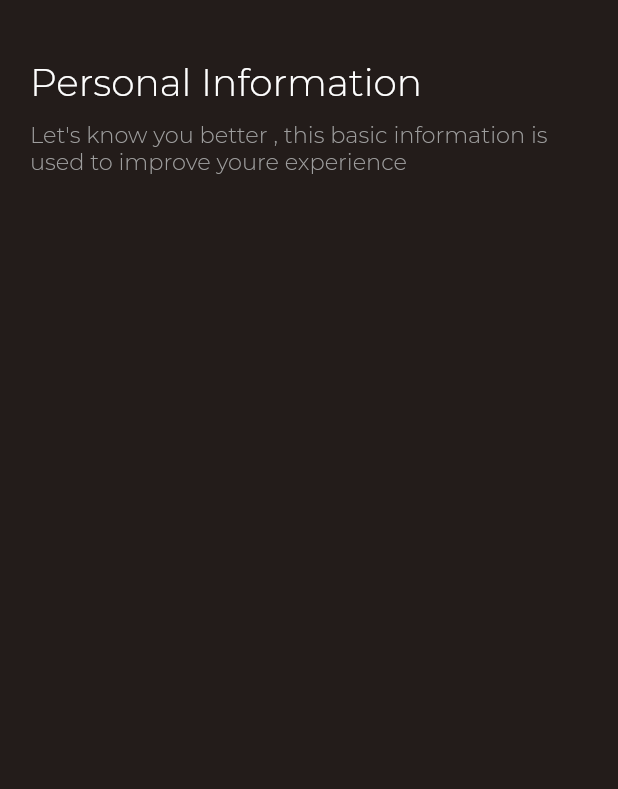
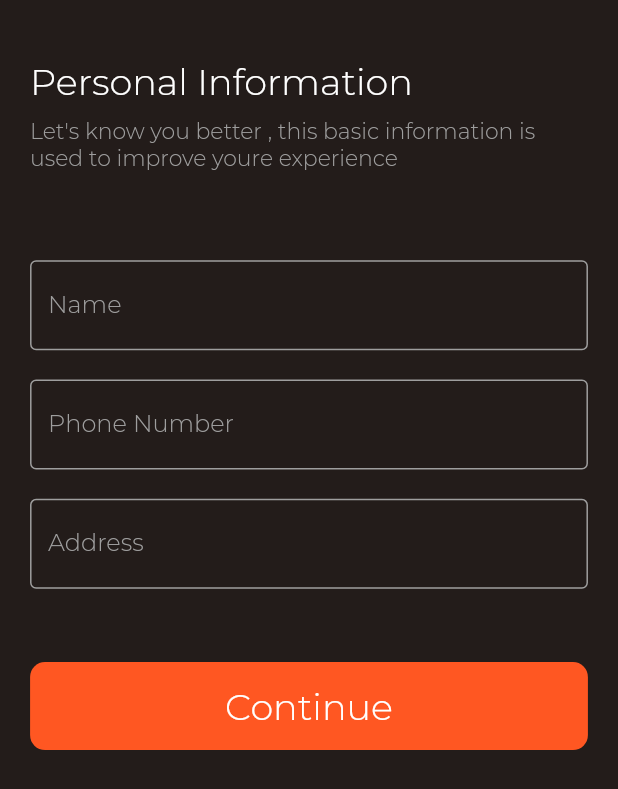
Before and after one commit to Abdulrahim-Ali-Mohammed-Alshoga/Movie-App, a Flutter app: the PersonalInformationScreen screen opened directly, on a phone screen of 412 x 824 dp. Shown: the top 789 px of the screen. Run offline on Flutter 3.47's test engine with Material 2 defaults, Android fonts, the phone set to English and light mode, and no system bars; our stand-ins replace flutter_screenutil.

Commit message:
add page Personal Information Widegt

```diff
--- a/lib/presentation/screens/personal_information_screen.dart
+++ b/lib/presentation/screens/personal_information_screen.dart
@@ -1,6 +1,8 @@
 import 'package:flutter/material.dart';
+import 'package:flutter_screenutil/flutter_screenutil.dart';
 import 'package:movies/constants/font.dart';
 import 'package:movies/constants/mycolor.dart';
+import 'package:movies/presentation/widgets/text_form_field_widget.dart';
 
 class PersonalInformationScreen extends StatefulWidget {
   const PersonalInformationScreen({Key? key}) : super(key: key);
@@ -11,13 +13,40 @@ class PersonalInformationScreen extends StatefulWidget {
 }
 
 class _PersonalInformationScreenState extends State<PersonalInformationScreen> {
+  TextEditingController controllerName = TextEditingController();
+  TextEditingController controllerAddress = TextEditingController();
+  TextEditingController controllerPhoneNumber = TextEditingController();
+  final GlobalKey<FormState> globalKey = GlobalKey<FormState>();
+  AutovalidateMode autoValidateMode = AutovalidateMode.disabled;
+
+  Future<void> personalInfoFill() async {
+    if (globalKey.currentState!.validate()) {
+      globalKey.currentState!.save();
+
+      // Navigator.pushNamed(context, signUpScreen, arguments: {
+      //   'name': name.text,
+      //   'phoneNumber': phoneNumber.text,
+      //   'address': address.text,
+      //   'image': image
+      // });
+    }
+    else {
+      setState(() {
+        autoValidateMode = AutovalidateMode.always;
+      });
+    }
+  }
+
   @override
   Widget build(BuildContext context) {
     return Scaffold(
       resizeToAvoidBottomInset: true,
-      body: SingleChildScrollView(
+      body: Form(
+        autovalidateMode: autoValidateMode,
+        key: globalKey,
+        child: SingleChildScrollView(
           child: Padding(
-          padding:  const EdgeInsets.only( left: 20,top: 40,right: 20),
+            padding: EdgeInsets.only(left: 20.w, top: 40.h, right: 20.w),
             child: Column(
               mainAxisAlignment: MainAxisAlignment.center,
               crossAxisAlignment: CrossAxisAlignment.start,
@@ -25,19 +54,80 @@ class _PersonalInformationScreenState extends State<PersonalInformationScreen> {
                 Text(
                   "Personal Information",
                   style: TextStyle(
-                    fontSize: 25,
+                      fontSize: 25.sp,
                       fontFamily: MyFont.mainFont,
-                    color: Theme.of(context).textTheme.headline2?.color),
+                      color:MyColors.white),
                 ),
-              SizedBox(height: 10),
+                SizedBox(height: 10.h),
                 Text(
                   "Let's know you better , this basic information is used to improve youre experience",
                   style: TextStyle(
-                    fontSize: 15,
+                      fontSize: 15.sp,
                       fontFamily: MyFont.mainFont,
-                    color:Colors.grey),
+                      color: Colors.grey),
                 ),
+                SizedBox(height: 60.h),
+                TextFormFieldWidget(controller: controllerName,
+                    hintText: "Name",
+                    validator: (value) {
+                      if (value!.isEmpty) {
+                        return 'This is not  a valid name';
+                      }
+                      return null;
+                    },
+                    textInputAction: TextInputAction.next,
+                    textInputType: TextInputType.name),
+                SizedBox(height: 20.h),
+                TextFormFieldWidget(controller: controllerPhoneNumber,
+                    hintText: "Phone Number",
+                    validator: (value) {
+                      if (value!.isEmpty) {
+                        return 'This is not  a valid phone number';
+                      }
+                      else if(value.length!=9){
+                        return 'phone number consist of 9 digits';
+                      }
+                      return null;
+                    },
+                    textInputAction: TextInputAction.next,
+                    textInputType: TextInputType.phone),
+                SizedBox(height: 20.h),
+                TextFormFieldWidget(controller: controllerAddress,
+                    hintText: "Address",
+                    validator: (value) {
+                      if (value!.isEmpty) {
+                        return 'Address cannot be empty';
+                      }
+                      return null;
+                    },
+                    textInputAction: TextInputAction.done,
+                    textInputType: TextInputType.name),
+                SizedBox(
+                  height: 50.h,
+                ),
+                SizedBox(
+                  height: 60.h,
+                  child: ClipRRect(
+                    borderRadius: BorderRadius.circular(10),
+                    child: ElevatedButton(
+                        style: ElevatedButton.styleFrom(
+                            backgroundColor: Colors.deepOrange),
+                        onPressed: () {
+                          personalInfoFill();
+                        },
+                        child: Center(
+                          child: Text(
+                            "Continue",
+                            style: TextStyle(
+                                fontSize: 25.sp,
+                                fontFamily: MyFont.mainFont,
+                                color:MyColors.white),
+                          ),
+                        )),
+                  ),
+                )
               ],
+            ),
           ),
         ),
       ),
--- /dev/null
+++ b/lib/presentation/widgets/text_form_field_widget.dart
@@ -0,0 +1,50 @@
+import 'package:flutter/material.dart';
+
+import '../../constants/font.dart';
+import '../../constants/mycolor.dart';
+
+class TextFormFieldWidget extends StatelessWidget {
+
+
+  const TextFormFieldWidget(
+      {Key? key, required this.controller,  required this.hintText,
+        required this.textInputAction,required this.validator, required this.textInputType})
+      : super(key: key);
+  final TextEditingController controller;
+  final TextInputType textInputType;
+  final String hintText;
+  // final Function save;
+   final FormFieldValidator<String> validator;
+  final TextInputAction textInputAction;
+
+  @override
+  Widget build(BuildContext context) {
+    return TextFormField(
+      keyboardType: textInputType,
+
+      cursorColor: Colors.white,
+      style: const TextStyle(
+          color: MyColors.white, fontFamily: MyFont.mainFont),
+      controller: controller,
+      textInputAction: textInputAction,
+      validator: validator,
+      decoration:  InputDecoration(
+        enabledBorder: const OutlineInputBorder(
+          borderSide: BorderSide(color: Colors.grey, width: 1),
+        ),
+        focusedBorder: const OutlineInputBorder(
+          borderSide: BorderSide(color: Colors.white),
+        ),
+        focusedErrorBorder: const OutlineInputBorder(
+          borderSide: BorderSide(color: Colors.redAccent),
+        ),
+        errorBorder: const OutlineInputBorder(
+          borderSide: BorderSide(color: Colors.redAccent),
+        ),
+        hintStyle: const TextStyle(color: Colors.grey),
+        hintText:hintText,
+      ),
+    )
+    ;
+  }
+}
--- a/pubspec.yaml
+++ b/pubspec.yaml
@@ -37,6 +37,7 @@ dependencies:
   # Use with the CupertinoIcons class for iOS style icons.
   cupertino_icons: ^1.0.2
   flutter_native_splash: ^2.2.14
+  flutter_screenutil: ^5.6.0
 
 dev_dependencies:
   flutter_test:
```
Also changed, not shown: lib/main.dart (+12 -4 lines), lib/presentation/screens/onboard_screen.dart (+22 -20 lines), pubspec.lock. Lines whose indentation alone changed are shown as unchanged.
